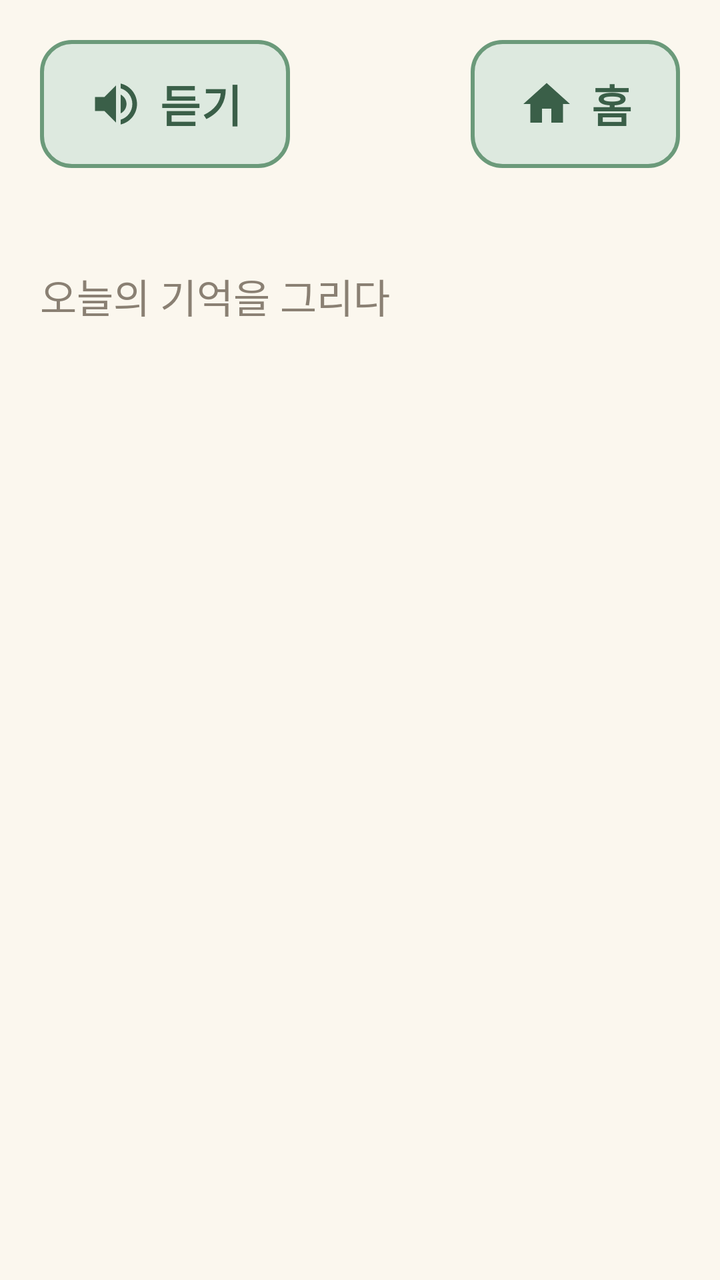
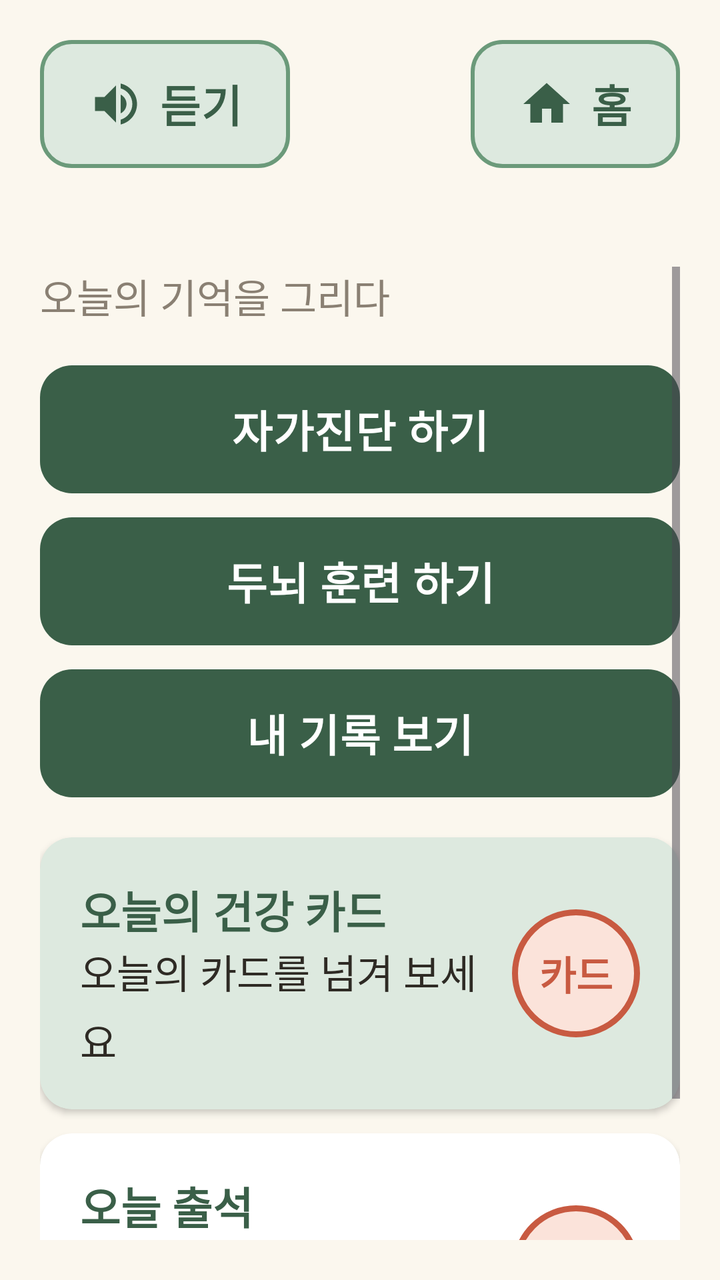

Compare the two renders of this Android layout. The source of the first and the diff that turns it into the second are given below.
<!-- AndroidManifest.xml: application theme Theme.Dorawing -->
<!-- res/layout/activity_home.xml -->
<?xml version="1.0" encoding="utf-8"?>
<LinearLayout xmlns:android="http://schemas.android.com/apk/res/android"
    android:layout_width="match_parent"
    android:layout_height="match_parent"
    android:orientation="vertical"
    android:padding="@dimen/screen_padding">

    <include
        android:id="@+id/topBar"
        layout="@layout/view_top_bar" />

    <TextView
        style="@style/Text.Sub"
        android:layout_width="match_parent"
        android:layout_height="wrap_content"
        android:text="@string/app_subtitle" />

    
    <ScrollView
        android:layout_width="match_parent"
        android:layout_height="0dp"
        android:layout_marginTop="@dimen/gap"
        android:layout_weight="1">

        <LinearLayout
            android:id="@+id/buttonList"
            android:layout_width="match_parent"
            android:layout_height="wrap_content"
            android:orientation="vertical" />
    </ScrollView>
</LinearLayout>
<!-- res/layout/view_top_bar.xml (included above) -->
<?xml version="1.0" encoding="utf-8"?>
<LinearLayout xmlns:android="http://schemas.android.com/apk/res/android"
    xmlns:app="http://schemas.android.com/apk/res-auto"
    android:layout_width="match_parent"
    android:layout_height="wrap_content"
    android:orientation="vertical">

    <LinearLayout
        android:layout_width="match_parent"
        android:layout_height="wrap_content"
        android:gravity="center_vertical"
        android:orientation="horizontal">

        <com.google.android.material.button.MaterialButton
            android:id="@+id/btnSpeak"
            style="@style/Button.Secondary"
            android:layout_width="wrap_content"
            android:layout_height="wrap_content"
            android:text="@string/top_speak"
            app:icon="@drawable/ic_speaker" />

        <Space
            android:layout_width="0dp"
            android:layout_height="0dp"
            android:layout_weight="1" />

        <com.google.android.material.button.MaterialButton
            android:id="@+id/btnHome"
            style="@style/Button.Secondary"
            android:layout_width="wrap_content"
            android:layout_height="wrap_content"
            android:text="@string/top_home"
            app:icon="@drawable/ic_home" />
    </LinearLayout>

    <TextView
        android:id="@+id/tvTitle"
        style="@style/Text.Title"
        android:layout_width="match_parent"
        android:layout_height="wrap_content"
        android:layout_marginTop="@dimen/gap" />
</LinearLayout>
<!-- resources referenced by this layout -->
<resources>
  <dimen name="gap">12dp</dimen>
  <dimen name="screen_padding">20dp</dimen>
  <!-- drawable ic_home (drawable) -->
  <vector xmlns:android="http://schemas.android.com/apk/res/android"
      android:width="24dp"
      android:height="24dp"
      android:viewportWidth="24"
      android:viewportHeight="24">
      <path
          android:fillColor="#FF000000"
          android:pathData="M10,20v-6h4v6h5v-8h3L12,3 2,12h3v8z" />
  </vector>
  <string name="app_subtitle">오늘의 기억을 그리다</string>
  <string name="top_home">홈</string>
  <string name="top_speak">듣기</string>
  <style name="Text.Sub" parent="Text.Body">
          <item name="android:textColor">@color/text_sub</item>
      </style>
  <style name="Text.Title" parent="Text.Body">
          <item name="android:textSize">@dimen/text_title</item>
          <item name="android:textStyle">bold</item>
          <item name="android:textColor">@color/green_dark</item>
      </style>
  <style name="Theme.Dorawing" parent="Theme.Material3.Light.NoActionBar">
          <item name="colorPrimary">@color/green_dark</item>
          <item name="colorOnPrimary">@color/white</item>
          <item name="colorSecondary">@color/coral_dark</item>
          <item name="colorOnSecondary">@color/white</item>
          <item name="android:colorBackground">@color/cream</item>
          <item name="colorSurface">@color/cream</item>
          <item name="colorOnSurface">@color/text_main</item>
          <item name="android:windowBackground">@color/cream</item>
          <item name="android:windowLightStatusBar">true</item>
          <item name="android:windowLightNavigationBar">true</item>
          
          <item name="android:textViewStyle">@style/Text.Body</item>
          <item name="materialButtonStyle">@style/Button.Primary</item>
      </style>
  <color name="green_light">#DDE9DF</color>
  <color name="green_dark">#3A5F48</color>
  <color name="green_mid">#6B9A7A</color>
  <dimen name="button_stroke">2dp</dimen>
  <style name="Text.Body" parent="Widget.MaterialComponents.TextView">
          <item name="android:textSize">@dimen/text_body</item>
          <item name="android:textColor">@color/text_main</item>
          <item name="android:lineSpacingMultiplier">1.2</item>
      </style>
  <color name="text_sub">#8A8073</color>
  <dimen name="text_title">28sp</dimen>
  <color name="white">#FFFFFFFF</color>
  <color name="coral_dark">#C85A41</color>
  <color name="cream">#FBF7EE</color>
  <color name="text_main">#2E2A24</color>
  <dimen name="button_height">64dp</dimen>
  <dimen name="text_button">22sp</dimen>
  <dimen name="corner">16dp</dimen>
  <dimen name="icon_size">28dp</dimen>
  <dimen name="text_body">20sp</dimen>
  <!-- unchanged entries left out for length: 3 -->
</resources>

<!-- the commit's change to res/layout/activity_home.xml (unified diff, before → after) -->
@@ -1,5 +1,6 @@
 <?xml version="1.0" encoding="utf-8"?>
 <LinearLayout xmlns:android="http://schemas.android.com/apk/res/android"
+    xmlns:app="http://schemas.android.com/apk/res-auto"
     android:layout_width="match_parent"
     android:layout_height="match_parent"
     android:orientation="vertical"
@@ -9,24 +10,151 @@
         android:id="@+id/topBar"
         layout="@layout/view_top_bar" />
 
-    <TextView
-        style="@style/Text.Sub"
-        android:layout_width="match_parent"
-        android:layout_height="wrap_content"
-        android:text="@string/app_subtitle" />
-
-    
     <ScrollView
         android:layout_width="match_parent"
         android:layout_height="0dp"
-        android:layout_marginTop="@dimen/gap"
         android:layout_weight="1">
 
         <LinearLayout
-            android:id="@+id/buttonList"
             android:layout_width="match_parent"
             android:layout_height="wrap_content"
-            android:orientation="vertical" />
+            android:orientation="vertical">
+
+            <TextView
+                style="@style/Text.Sub"
+                android:layout_width="match_parent"
+                android:layout_height="wrap_content"
+                android:text="@string/app_subtitle" />
+
+            <com.google.android.material.button.MaterialButton
+                android:id="@+id/btnDiagnosis"
+                android:layout_width="match_parent"
+                android:layout_height="wrap_content"
+                android:layout_marginTop="@dimen/screen_padding"
+                android:text="@string/home_diagnosis" />
+
+            <com.google.android.material.button.MaterialButton
+                android:id="@+id/btnGame"
+                android:layout_width="match_parent"
+                android:layout_height="wrap_content"
+                android:layout_marginTop="@dimen/gap"
+                android:text="@string/home_game" />
+
+            <com.google.android.material.button.MaterialButton
+                android:id="@+id/btnRecord"
+                android:layout_width="match_parent"
+                android:layout_height="wrap_content"
+                android:layout_marginTop="@dimen/gap"
+                android:text="@string/home_record" />
+
+            
+            <com.google.android.material.card.MaterialCardView
+                android:id="@+id/cardHealth"
+                style="@style/Card"
+                android:layout_width="match_parent"
+                android:layout_height="wrap_content"
+                android:layout_marginTop="@dimen/screen_padding"
+                android:clickable="true"
+                android:focusable="true">
+
+                <LinearLayout
+                    android:layout_width="match_parent"
+                    android:layout_height="wrap_content"
+                    android:gravity="center_vertical"
+                    android:orientation="horizontal">
+
+                    <LinearLayout
+                        android:layout_width="0dp"
+                        android:layout_height="wrap_content"
+                        android:layout_weight="1"
+                        android:orientation="vertical">
+
+                        <TextView
+                            android:layout_width="wrap_content"
+                            android:layout_height="wrap_content"
+                            android:text="@string/home_cards"
+                            android:textColor="@color/green_dark"
+                            android:textSize="@dimen/text_button"
+                            android:textStyle="bold" />
+
+                        <TextView
+                            android:id="@+id/tvCardsStatus"
+                            android:layout_width="wrap_content"
+                            android:layout_height="wrap_content"
+                            android:text="@string/home_cards_todo" />
+                    </LinearLayout>
+
+                    <TextView
+                        android:id="@+id/stampCards"
+                        android:layout_width="64dp"
+                        android:layout_height="64dp"
+                        android:background="@drawable/bg_stamp"
+                        android:gravity="center"
+                        android:text="@string/stamp_cards"
+                        android:textColor="@color/coral_dark"
+                        android:textStyle="bold" />
+                </LinearLayout>
+            </com.google.android.material.card.MaterialCardView>
+
+            
+            <com.google.android.material.card.MaterialCardView
+                style="@style/Card"
+                android:layout_width="match_parent"
+                android:layout_height="wrap_content"
+                android:layout_marginTop="@dimen/gap"
+                app:cardBackgroundColor="@color/white">
+
+                <LinearLayout
+                    android:layout_width="match_parent"
+                    android:layout_height="wrap_content"
+                    android:gravity="center_vertical"
+                    android:orientation="horizontal">
+
+                    <LinearLayout
+                        android:layout_width="0dp"
+                        android:layout_height="wrap_content"
+                        android:layout_weight="1"
+                        android:orientation="vertical">
+
+                        <TextView
+                            android:layout_width="wrap_content"
+                            android:layout_height="wrap_content"
+                            android:text="@string/home_attend_title"
+                            android:textColor="@color/green_dark"
+                            android:textSize="@dimen/text_button"
+                            android:textStyle="bold" />
+
+                        <TextView
+                            android:id="@+id/tvAttend"
+                            android:layout_width="wrap_content"
+                            android:layout_height="wrap_content"
+                            android:text="@string/home_attend_todo" />
+                    </LinearLayout>
+
+                    <TextView
+                        android:id="@+id/stampAttend"
+                        android:layout_width="64dp"
+                        android:layout_height="64dp"
+                        android:background="@drawable/bg_stamp"
+                        android:gravity="center"
+                        android:text="@string/stamp_attend"
+                        android:textColor="@color/coral_dark"
+                        android:textStyle="bold" />
+                </LinearLayout>
+            </com.google.android.material.card.MaterialCardView>
+
+            
+            <com.google.android.material.button.MaterialButton
+                android:id="@+id/btnDebug"
+                style="@style/Widget.Material3.Button.TextButton"
+                android:layout_width="wrap_content"
+                android:layout_height="wrap_content"
+                android:layout_gravity="center_horizontal"
+                android:layout_marginTop="@dimen/screen_padding"
+                android:text="@string/title_debug"
+                android:textColor="@color/text_sub"
+                android:visibility="gone" />
+        </LinearLayout>
     </ScrollView>
 </LinearLayout>
 <!-- res/layout/view_top_bar.xml (included above) -->
<!-- resource entries referenced after the edit -->
@@ -13,8 +13,24 @@
           android:pathData="M10,20v-6h4v6h5v-8h3L12,3 2,12h3v8z" />
   </vector>
   <string name="app_subtitle">오늘의 기억을 그리다</string>
+  <string name="home_attend_title">오늘 출석</string>
+  <string name="home_attend_todo">두뇌 훈련을 하면 도장을 찍어 드려요</string>
+  <string name="home_cards">오늘의 건강 카드</string>
+  <string name="home_cards_todo">오늘의 카드를 넘겨 보세요</string>
+  <string name="home_diagnosis">자가진단 하기</string>
+  <string name="home_game">두뇌 훈련 하기</string>
+  <string name="home_record">내 기록 보기</string>
+  <string name="stamp_attend">출석</string>
+  <string name="stamp_cards">카드</string>
+  <string name="title_debug">디버그 메뉴</string>
   <string name="top_home">홈</string>
   <string name="top_speak">듣기</string>
+  <style name="Card" parent="Widget.Material3.CardView.Elevated">
+          <item name="cardBackgroundColor">@color/green_light</item>
+          <item name="cardCornerRadius">@dimen/corner</item>
+          <item name="cardElevation">@dimen/card_elevation</item>
+          <item name="contentPadding">@dimen/card_padding</item>
+      </style>
   <style name="Text.Sub" parent="Text.Body">
           <item name="android:textColor">@color/text_sub</item>
       </style>
@@ -33,11 +49,12 @@
           <item name="colorOnSurface">@color/text_main</item>
           <item name="android:windowBackground">@color/cream</item>
           <item name="android:windowLightStatusBar">true</item>
-          <item name="android:windowLightNavigationBar">true</item>
+          <item name="android:windowLightNavigationBar" tools:targetApi="27">true</item>
           
           <item name="android:textViewStyle">@style/Text.Body</item>
           <item name="materialButtonStyle">@style/Button.Primary</item>
       </style>
+  <color name="pink_light">#FBE3DA</color>
   <color name="green_light">#DDE9DF</color>
   <color name="green_dark">#3A5F48</color>
   <color name="green_mid">#6B9A7A</color>
@@ -55,7 +72,18 @@
   <color name="text_main">#2E2A24</color>
   <dimen name="button_height">64dp</dimen>
   <dimen name="text_button">22sp</dimen>
+  <!-- drawable bg_stamp (drawable) -->
+  <?xml version="1.0" encoding="utf-8"?>
+  <shape xmlns:android="http://schemas.android.com/apk/res/android"
+      android:shape="oval">
+      <solid android:color="@color/pink_light" />
+      <stroke
+          android:width="3dp"
+          android:color="@color/coral_dark" />
+  </shape>
   <dimen name="corner">16dp</dimen>
+  <dimen name="card_elevation">2dp</dimen>
+  <dimen name="card_padding">20dp</dimen>
   <dimen name="icon_size">28dp</dimen>
   <dimen name="text_body">20sp</dimen>
   <!-- unchanged entries left out for length: 3 -->
